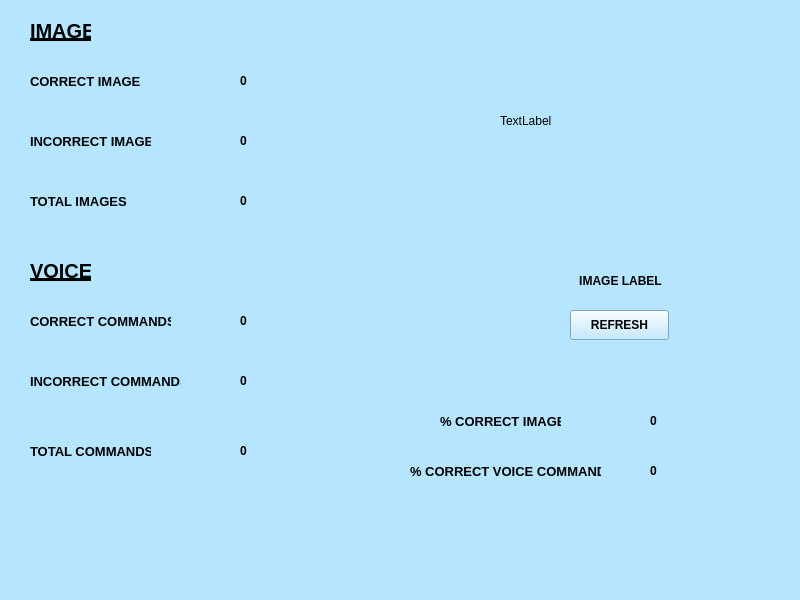
AmreetaSengupta/Embedded-Interface-Design, file Super Project/magic_wand.ui: the form before one commit.
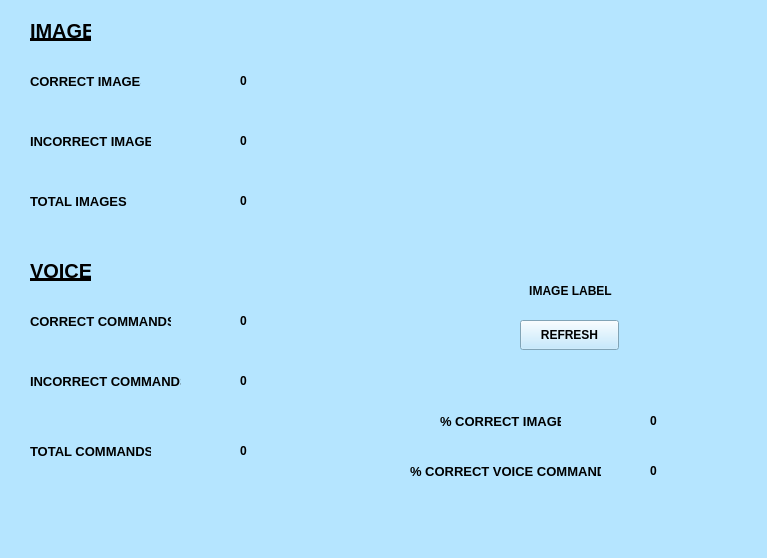
The form after the commit.

Patch:
```diff
--- a/Super Project/magic_wand.ui
+++ b/Super Project/magic_wand.ui
@@ -6,8 +6,8 @@
    <rect>
     <x>0</x>
     <y>0</y>
-    <width>800</width>
-    <height>600</height>
+    <width>767</width>
+    <height>558</height>
    </rect>
   </property>
   <property name="font">
@@ -39,8 +39,8 @@
    <widget class="QLabel" name="image_label">
     <property name="geometry">
      <rect>
-      <x>510</x>
-      <y>270</y>
+      <x>460</x>
+      <y>280</y>
       <width>221</width>
       <height>22</height>
      </rect>
@@ -61,8 +61,8 @@
    <widget class="QPushButton" name="refresh_button">
     <property name="geometry">
      <rect>
-      <x>570</x>
-      <y>310</y>
+      <x>520</x>
+      <y>320</y>
       <width>99</width>
       <height>30</height>
      </rect>
@@ -434,14 +434,17 @@
    <widget class="QLabel" name="Image">
     <property name="geometry">
      <rect>
-      <x>500</x>
-      <y>30</y>
-      <width>201</width>
-      <height>181</height>
+      <x>400</x>
+      <y>10</y>
+      <width>320</width>
+      <height>240</height>
      </rect>
     </property>
     <property name="text">
-     <string>TextLabel</string>
+     <string/>
+    </property>
+    <property name="scaledContents">
+     <bool>true</bool>
     </property>
    </widget>
   </widget>
```
Left out of the diff: 2 changed lines with no effect on the pictures.
